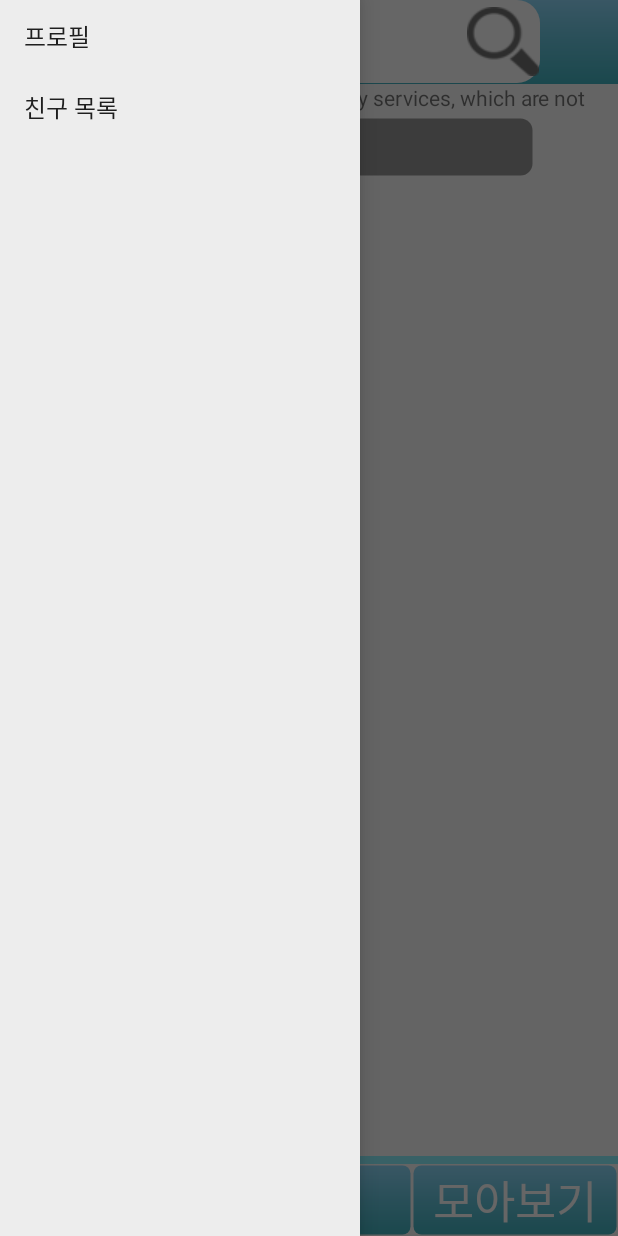
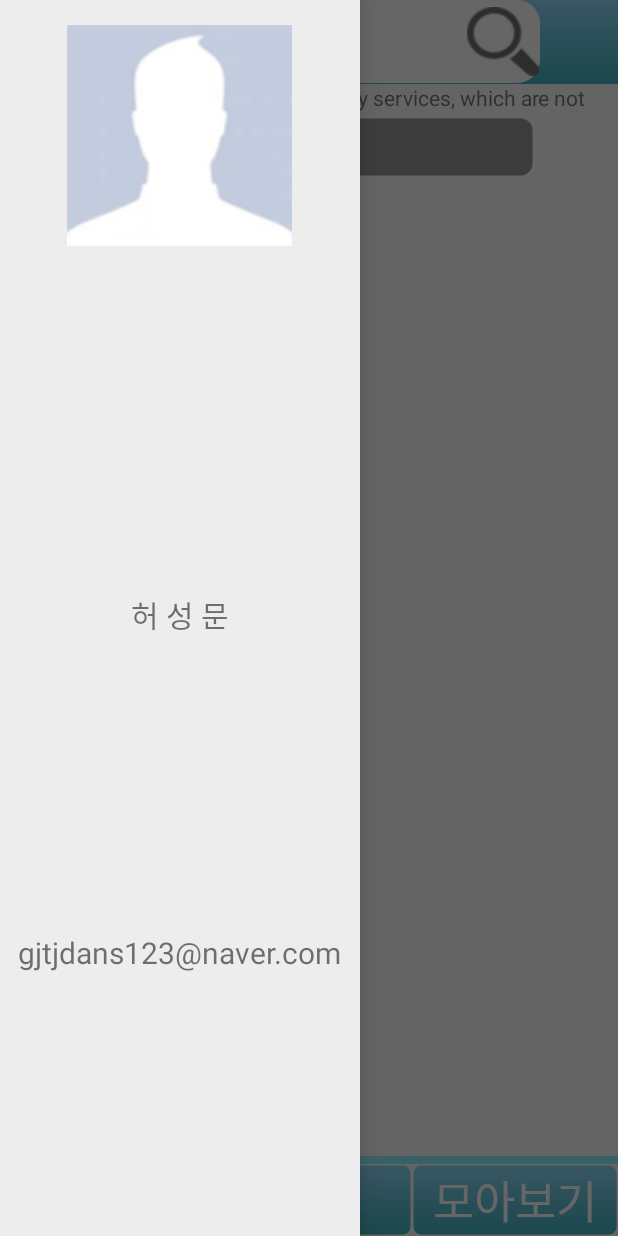
Before and after one commit to Who-IM/LeaveOutApp, an Android app: the MainActivity screen opened directly, with no data from a screen before it, after a tap on an icon or button, on a phone screen of 412 x 824 dp. Run offline under Robolectric (Android 15) with nearby library versions, the phone set to English and light mode, and no system bars; Roboto replaces fonts that are not available here; 1 statement that could not run was skipped.

Commit message:
메뉴바 커스텀

```diff
--- a/Android/LeaveOut/app/src/main/java/whoim/leaveout/MainActivity.java
+++ b/Android/LeaveOut/app/src/main/java/whoim/leaveout/MainActivity.java
@@ -2,6 +2,7 @@ package whoim.leaveout;
 
 import android.Manifest;
 import android.annotation.TargetApi;
+import android.content.Context;
 import android.content.DialogInterface;
 import android.content.Intent;
 import android.content.pm.PackageManager;
@@ -24,7 +25,9 @@ import android.support.v7.app.AppCompatActivity;
 import android.support.v7.widget.Toolbar;
 import android.util.Log;
 import android.view.Gravity;
+import android.view.LayoutInflater;
 import android.view.View;
+import android.view.ViewGroup;
 import android.view.WindowManager;
 import android.widget.AdapterView;
 import android.widget.ArrayAdapter;
@@ -32,6 +35,7 @@ import android.widget.Button;
 import android.widget.EditText;
 import android.widget.FrameLayout;
 import android.widget.ImageButton;
+import android.widget.ImageView;
 import android.widget.LinearLayout;
 import android.widget.ListView;
 import android.widget.RelativeLayout;
@@ -53,6 +57,7 @@ import com.google.android.gms.maps.model.Marker;
 import com.google.android.gms.maps.model.MarkerOptions;
 
 import java.io.IOException;
+import java.util.ArrayList;
 import java.util.List;
 import java.util.Locale;
 
@@ -92,6 +97,12 @@ public class MainActivity extends AppCompatActivity
     private ImageButton main_search;
     private TextView main_location;
     // ----------------------------------------------------------------------
+
+    // 데이터를 연결할 Adapter
+    DataAdapter adapter;
+
+    // 데이터를 담을 자료구조
+    ArrayList<CData> alist;
 
     @Override
     protected void onCreate(Bundle savedInstanceState) {
@@ -156,9 +167,26 @@ public class MainActivity extends AppCompatActivity
             }
         });
 
+        // 객체를 생성합니다
+        alist = new ArrayList<CData>();
+        // 데이터를 받기위해 데이터어댑터 객체 선언
+        adapter = new DataAdapter(this, alist);
+        // 리스트뷰에 어댑터 연결
+        list.setAdapter(adapter);
+
         // 메뉴에 글 목록 등록
-        list.setAdapter(new ArrayAdapter<String>(this, android.R.layout.simple_list_item_1, navItems));
+//        list.setAdapter(new ArrayAdapter<String>(this, android.R.layout.simple_list_item_1, navItems));
         list.setOnItemClickListener(new DrawerItemClickListener());
+
+        // 메뉴 커스텀
+        setMenuCustom(adapter);
+    }
+
+    // 메뉴 커스텀 (나중에 DB받아서 수정)
+    public void setMenuCustom(DataAdapter adapter) {
+        adapter.add(new CData(getApplicationContext(), R.drawable.basepicture));
+        adapter.add(new CData(getApplicationContext(), "허 성 문"));
+        adapter.add(new CData(getApplicationContext(), "gjtjdans123@naver.com"));
     }
 
     // 뒤로가기
@@ -200,6 +228,80 @@ public class MainActivity extends AppCompatActivity
             Drawer.closeDrawer(list);
         }
     }
+
+    // 임시 메뉴 커스텀
+    private class DataAdapter extends ArrayAdapter<CData> {
+        // 레이아웃 XML을 읽어들이기 위한 객체
+        private LayoutInflater mInflater;
+
+        public DataAdapter(Context context, ArrayList<CData> object) {
+            // 상위 클래스의 초기화 과정
+            // context, 0, 자료구조
+            super(context, 0, object);
+            mInflater = (LayoutInflater) context
+                    .getSystemService(Context.LAYOUT_INFLATER_SERVICE);
+
+        }
+        // 보여지는 스타일을 자신이 만든 xml로 보이기 위한 구문
+        @Override
+        public View getView(int position, View v, ViewGroup parent) {
+            View view = null;
+            // 현재 리스트의 하나의 항목에 보일 컨트롤 얻기
+            if (v == null) {
+                // XML 레이아웃을 직접 읽어서 리스트뷰에 넣음
+                view = mInflater.inflate(R.layout.myitem, null);
+            } else {
+                view = v;
+            }
+
+            // 자료를 받는다.
+            final CData data = this.getItem(position);
+            if (data != null) {
+                // 화면 출력
+                TextView tv = (TextView) view.findViewById(R.id.textView1);
+                TextView tv2 = (TextView) view.findViewById(R.id.textView2);
+                // 텍스트뷰1에 getLabel()을 출력 즉 첫번째 인수값
+                tv.setText(data.getLabel());
+                tv2.setText(data.getData());
+
+//                tv2.setTextColor(Color.WHITE);
+
+                ImageView iv = (ImageView) view.findViewById(R.id.imageView1);
+                // 이미지뷰에 뿌려질 해당 이미지값을 연결 즉 세번째 인수값
+                iv.setImageResource(data.getData2());
+            }
+            return view;
+        }
+    }
+
+    // CData안에 받은 값을 직접 할당
+
+    class CData {
+        private String m_szLabel;
+        private String m_szData;
+        private int m_szData2;
+
+        public CData(Context context, int p_szData2) {
+            m_szData2 = p_szData2;
+        }
+
+        public CData(Context context, String p_szLabel) {
+            m_szLabel = p_szLabel;
+        }
+
+        public String getLabel() {
+            return m_szLabel;
+        }
+
+        public String getData() {
+            return m_szData;
+        }
+
+        public int getData2() {
+            return m_szData2;
+        }
+    }
+
 
     //체크 버튼 눌렀을시 토스트 작동
     public void checkButton(View v) {
--- /dev/null
+++ b/Android/LeaveOut/app/src/main/res/layout/myitem.xml
@@ -0,0 +1,45 @@
+<?xml version="1.0" encoding="utf-8"?>
+<LinearLayout
+    xmlns:android="http://schemas.android.com/apk/res/android"
+    android:layout_width="fill_parent"
+    android:layout_height="fill_parent">
+
+    <RelativeLayout
+        android:id="@+id/linearLayout1"
+        android:layout_width="fill_parent"
+        android:layout_height="wrap_content"
+        android:orientation="horizontal">
+
+        <ImageView
+            android:id="@+id/imageView1"
+            android:layout_width="150dp"
+            android:layout_height="150dp"
+            android:layout_centerHorizontal="true"
+            android:layout_marginTop="15dp">
+        </ImageView>
+
+        <TextView
+            android:id="@+id/textView1"
+            android:layout_width="wrap_content"
+            android:layout_height="wrap_content"
+            android:layout_below="@+id/imageView1"
+            android:layout_centerHorizontal="true"
+            android:layout_marginTop="5dp"
+            android:textSize="20dp"
+            android:text="TextView">
+        </TextView>
+
+        <TextView
+            android:id="@+id/textView2"
+            android:layout_width="wrap_content"
+            android:layout_height="wrap_content"
+            android:text="TextView"
+            android:layout_below="@+id/textView1"
+            android:layout_alignStart="@+id/textView1"
+            android:textSize="15dp"
+            android:layout_marginTop="5dp">
+        </TextView>
+
+    </RelativeLayout>
+
+</LinearLayout>
```
Also changed, not shown: Android/LeaveOut/app/src/main/res/drawable/basepicture.png (added).
